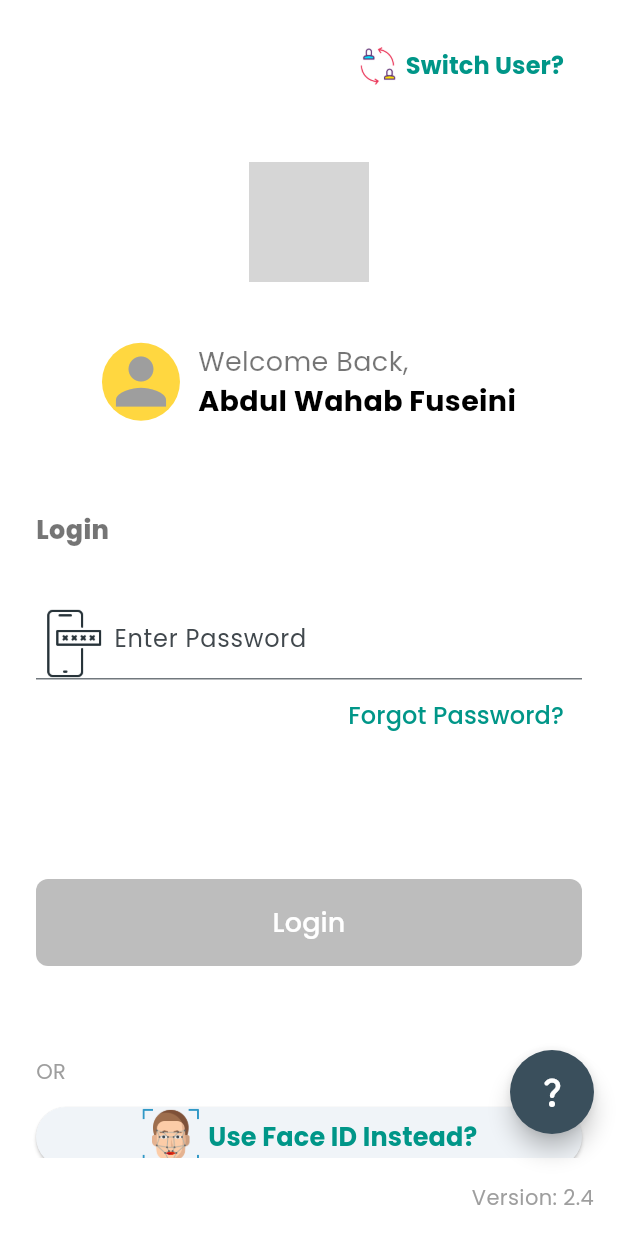
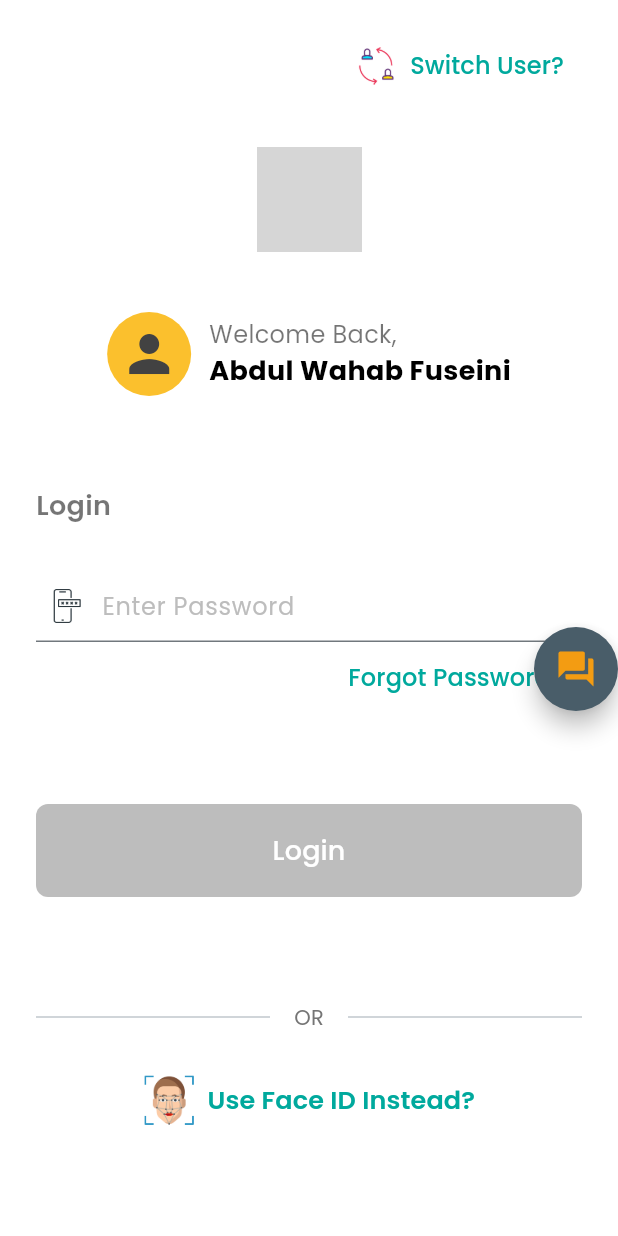
Before and after one commit to abdulwahabfuseini/flutter_app_demo, a Flutter app: the screen it shows after launch, on a phone screen of 412 x 824 dp. Run offline on Flutter 3.47's test engine with Material 3 defaults, Android fonts, the phone set to English and light mode, and no system bars; our stand-ins replace google_fonts; grey boxes are pictures that could not be loaded.

Commit message:
Updated Layouts

```diff
--- a/lib/view/pages/login/login_page.dart
+++ b/lib/view/pages/login/login_page.dart
@@ -1,6 +1,11 @@
 import 'package:flutter/material.dart';
 import 'package:flutter_app_demo/view/widget_layout.dart';
-import 'package:google_fonts/google_fonts.dart';
+
+// Color constants derived from the image for consistency and easy updates.
+const Color gcbAccentColor = Color(0xFF00A99D);
+const Color gcbAvatarBgColor = Color(0xFFFBC02D);
+const Color gcbChatFabColor = Color(0xFF495D69);
+const Color gcbChatIconColor = Color(0xFFF39C12);
 
 class LoginPage extends StatelessWidget {
   const LoginPage({super.key});
@@ -9,77 +14,82 @@ class LoginPage extends StatelessWidget {
   Widget build(BuildContext context) {
     return Scaffold(
       backgroundColor: Colors.white,
-      body: SafeArea(
+      // Using a Stack to allow the chat button to float over the content.
+      body: Stack(
+        children: [
+          SafeArea(
             child: SingleChildScrollView(
               child: Padding(
-            padding: const EdgeInsets.symmetric(
-              horizontal: 24.0,
-              vertical: 20.0,
-            ),
+                padding: const EdgeInsets.fromLTRB(24.0, 20.0, 24.0, 20.0),
                 child: Column(
                   crossAxisAlignment: CrossAxisAlignment.start,
                   children: [
+                    // "Switch User?" button at the top right.
                     Align(
                       alignment: Alignment.topRight,
                       child: TextButton(
                         onPressed: () {},
                         child: Row(
-                      mainAxisAlignment: MainAxisAlignment.end,
-                      spacing: 6,
+                          mainAxisSize: MainAxisSize.min,
                           children: [
                             Image.asset(
                               "assets/images/switch.png",
                               width: 25,
                               height: 25,
                             ),
-                        Text(
+                            const SizedBox(width: 10),
+                            const Text(
                               'Switch User?',
                               style: TextStyle(
-                            color: Colors.teal,
+                                color: gcbAccentColor,
                                 fontSize: 16,
-                            fontWeight: FontWeight.bold,
+                                fontWeight: FontWeight.w500,
                               ),
                             ),
                           ],
                         ),
                       ),
                     ),
-                const SizedBox(height: 40),
+                    const SizedBox(height: 30),
+
+                    // GCB Logo in the center.
                     Center(
-                  child: Column(
-                    children: [
-                      Image.asset(
+                      child: Image.asset(
                         'assets/images/GCB_brandmark.png',
-                        height: 80,
+                        height: 70,
+                      ),
                     ),
                     const SizedBox(height: 40),
-                      Row(
+
+                    // Welcome message section.
+                    Center(
+                      child: Row(
                         mainAxisAlignment: MainAxisAlignment.center,
                         children: [
                           CircleAvatar(
-                            radius: 26,
-                            backgroundColor: Colors.amberAccent,
+                            radius: 28,
+                            backgroundColor: gcbAvatarBgColor,
                             child: Icon(
                               Icons.person,
-                              size: 50,
-                              color: Colors.grey,
+                              size: 40,
+                              color: Colors.grey.shade800,
                             ),
                           ),
                           const SizedBox(width: 12),
-                          Column(
+                          const Column(
                             crossAxisAlignment: CrossAxisAlignment.start,
                             children: [
-                              const Text(
+                              Text(
                                 'Welcome Back,',
                                 style: TextStyle(
-                                  fontSize: 18,
+                                  fontSize: 16,
                                   color: Colors.black54,
                                 ),
                               ),
-                              const Text(
+                              Text(
                                 'Abdul Wahab Fuseini',
                                 style: TextStyle(
-                                  fontSize: 19,
+                                  fontSize: 18,
                                   fontWeight: FontWeight.bold,
                                   color: Colors.black,
                                 ),
@@ -88,41 +98,53 @@ class LoginPage extends StatelessWidget {
                           ),
                         ],
                       ),
-                    ],
-                  ),
                     ),
                     const SizedBox(height: 60),
+
+                    // "Login" section header.
                     const Text(
                       'Login',
                       style: TextStyle(
-                    fontSize: 17,
+                        fontSize: 18,
                         color: Colors.black54,
-                    fontWeight: FontWeight.w800,
+                        fontWeight: FontWeight.w600,
                       ),
                     ),
-                const SizedBox(height: 40),
+                    const SizedBox(height: 30),
+
+                    // Password input field.
                     TextField(
                       obscureText: true,
                       decoration: InputDecoration(
                         hintText: 'Enter Password',
-                    prefixIcon: Image.asset(
+                        hintStyle: TextStyle(color: Colors.grey.shade400),
+                        prefixIcon: Padding(
+                          padding: const EdgeInsets.symmetric(horizontal: 8.0),
+                          child: Image.asset(
                             "assets/images/mobile.png",
-                      width: 20,
-                      height: 20,
+                            width: 24,
+                            height: 24,
                           ),
                         ),
+                        prefixIconConstraints:
+                        const BoxConstraints(minWidth: 24, minHeight: 24),
                       ),
+                    ),
+
+                    // "Forgot Password?" link.
                     Align(
                       alignment: Alignment.centerRight,
                       child: TextButton(
                         onPressed: () {},
                         child: const Text(
                           'Forgot Password?',
-                      style: TextStyle(color: Colors.teal, fontSize: 16),
+                          style: TextStyle(color: gcbAccentColor, fontSize: 16),
                         ),
                       ),
                     ),
-                const SizedBox(height: 85),
+                    const SizedBox(height: 60),
+
+                    // Main "Login" button.
                     SizedBox(
                       width: double.infinity,
                       child: ElevatedButton(
@@ -136,7 +158,7 @@ class LoginPage extends StatelessWidget {
                         },
                         style: ElevatedButton.styleFrom(
                           backgroundColor: Colors.grey.shade400,
-                      padding: const EdgeInsets.symmetric(vertical: 16),
+                          padding: const EdgeInsets.symmetric(vertical: 18),
                           shape: RoundedRectangleBorder(
                             borderRadius: BorderRadius.circular(8),
                           ),
@@ -148,63 +170,78 @@ class LoginPage extends StatelessWidget {
                         ),
                       ),
                     ),
-                const SizedBox(height: 60),
-                const Row(
-                  mainAxisAlignment: MainAxisAlignment.start,
-                  crossAxisAlignment: CrossAxisAlignment.start,
+                    const SizedBox(height: 70),
+
+                    // "OR" divider.
+                    Row(
                       children: [
-                    Divider(color: Colors.grey, height: 1, thickness: 2),
-                    Center(
-                      child: Text('OR', style: TextStyle(color: Colors.grey)),
+                        const Expanded(child: Divider(thickness: 1)),
+                        Padding(
+                          padding: const EdgeInsets.symmetric(horizontal: 16.0),
+                          child: Text('OR',
+                              style: TextStyle(color: Colors.grey.shade600)),
                         ),
-                    Divider(color: Colors.grey, height: 1, thickness: 2),
+                        const Expanded(child: Divider(thickness: 1)),
                       ],
                     ),
+                    const SizedBox(height: 20),
 
-                const SizedBox(height: 10),
+                    // "Use Face ID Instead?" button.
                     Center(
-                  child: ElevatedButton(
+                      child: TextButton(
+                        onPressed: () {},
                         child: Row(
-                      mainAxisAlignment: MainAxisAlignment.center,
-                      spacing: 5,
+                          mainAxisSize: MainAxisSize.min,
                           children: [
                             Image.asset(
                               "assets/images/facial-recog.png",
-                          width: 40,
-                          height: 40,
+                              width: 35,
+                              height: 35,
                             ),
+                            const SizedBox(width: 8),
                             const Text(
                               'Use Face ID Instead?',
                               style: TextStyle(
-                            color: Colors.teal,
+                                color: gcbAccentColor,
                                 fontSize: 17,
-                            fontWeight: FontWeight.bold,
-                          ),
-                        ),
-                      ],
-                    ),
-                    onPressed: () {},
+                                fontWeight: FontWeight.w600,
                               ),
                             ),
                           ],
                         ),
                       ),
                     ),
+                    const SizedBox(height: 80),
+
+                    // Version number at the bottom right.
+                    const Align(
+                      alignment: Alignment.centerRight,
+                      child: Text('Version: 2.4',
+                          style: TextStyle(color: Colors.black)),
                     ),
-      floatingActionButton: FloatingActionButton(
-        onPressed: () {},
-        backgroundColor: const Color(0xFF3A4F5C),
-        shape: const CircleBorder(),
-        child: const Icon(Icons.question_mark_rounded, color: Colors.white),
-      ),
-      bottomNavigationBar: const Padding(
-        padding: EdgeInsets.all(16.0),
-        child: Row(
-          mainAxisAlignment: MainAxisAlignment.end,
-          children: [
-            Text('Version: 2.4', style: TextStyle(color: Colors.grey)),
+                    const SizedBox(height: 10),
                   ],
                 ),
+              ),
+            ),
+          ),
+
+          // Positioned floating action button for chat/help.
+          Positioned(
+            bottom: 350, // Positioned to overlap the login button area.
+            right: 0,
+            child: FloatingActionButton(
+              onPressed: () {},
+              backgroundColor: gcbChatFabColor,
+              shape: const CircleBorder(),
+              child: const Icon(
+                Icons.question_answer,
+                color: gcbChatIconColor,
+                size: 28,
+              ),
+            ),
+          ),
+        ],
       ),
     );
   }
```
Lines whose indentation alone changed are shown as unchanged.
